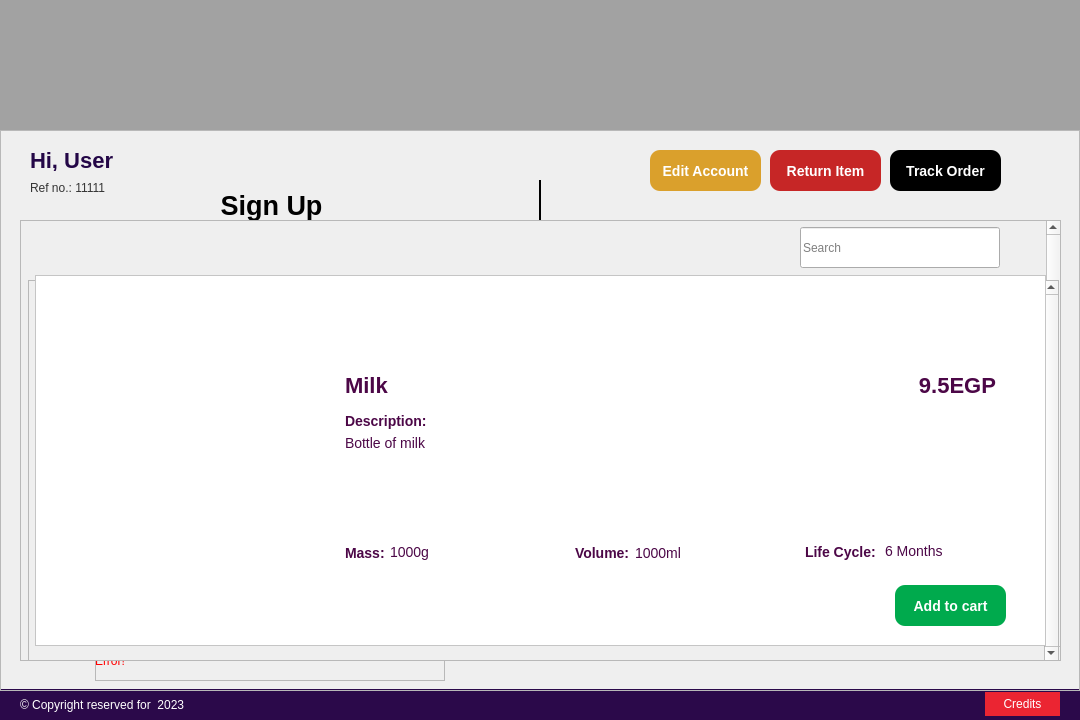
First picture: the form in Import and export company management system/Importandexportcompanymanagementsystem.ui, repository youssef-saaed/Import-and-export-company-management-system, before the edit.
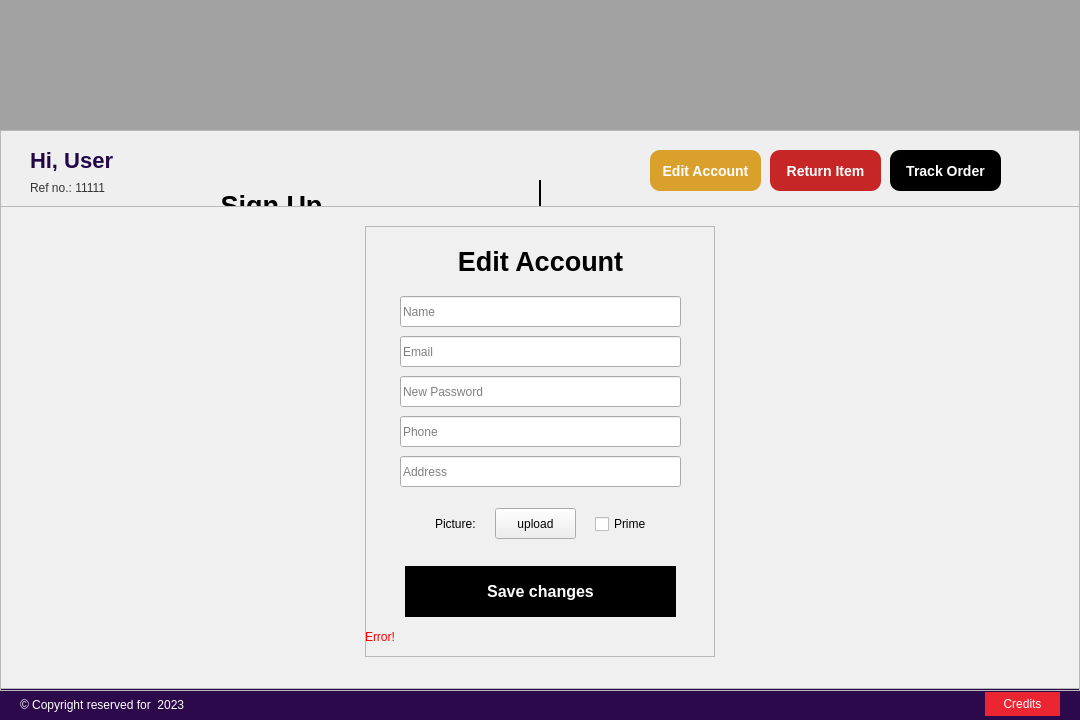
Second picture: the form after the edit. Icons and pictures are not drawn.

What changed in the file:
```diff
--- a/Import and export company management system/Importandexportcompanymanagementsystem.ui
+++ b/Import and export company management system/Importandexportcompanymanagementsystem.ui
@@ -1269,6 +1269,262 @@
       </widget>
      </widget>
     </widget>
+    <widget class="QFrame" name="editAccountView">
+     <property name="enabled">
+      <bool>true</bool>
+     </property>
+     <property name="geometry">
+      <rect>
+       <x>0</x>
+       <y>76</y>
+       <width>1080</width>
+       <height>483</height>
+      </rect>
+     </property>
+     <property name="styleSheet">
+      <string notr="true">#editAccountView{
+background-color:rgb(240, 240, 240);
+}</string>
+     </property>
+     <property name="frameShape">
+      <enum>QFrame::StyledPanel</enum>
+     </property>
+     <property name="frameShadow">
+      <enum>QFrame::Raised</enum>
+     </property>
+     <widget class="QFrame" name="editAccountForm">
+      <property name="geometry">
+       <rect>
+        <x>365</x>
+        <y>20</y>
+        <width>350</width>
+        <height>431</height>
+       </rect>
+      </property>
+      <property name="frameShape">
+       <enum>QFrame::StyledPanel</enum>
+      </property>
+      <property name="frameShadow">
+       <enum>QFrame::Raised</enum>
+      </property>
+      <widget class="QLineEdit" name="editName">
+       <property name="geometry">
+        <rect>
+         <x>35</x>
+         <y>70</y>
+         <width>281</width>
+         <height>31</height>
+        </rect>
+       </property>
+       <property name="text">
+        <string/>
+       </property>
+       <property name="placeholderText">
+        <string>Name</string>
+       </property>
+      </widget>
+      <widget class="QLineEdit" name="editEmail">
+       <property name="geometry">
+        <rect>
+         <x>35</x>
+         <y>110</y>
+         <width>281</width>
+         <height>31</height>
+        </rect>
+       </property>
+       <property name="text">
+        <string/>
+       </property>
+       <property name="placeholderText">
+        <string>Email</string>
+       </property>
+      </widget>
+      <widget class="QLineEdit" name="editPassword">
+       <property name="geometry">
+        <rect>
+         <x>35</x>
+         <y>150</y>
+         <width>281</width>
+         <height>31</height>
+        </rect>
+       </property>
+       <property name="text">
+        <string/>
+       </property>
+       <property name="echoMode">
+        <enum>QLineEdit::Normal</enum>
+       </property>
+       <property name="placeholderText">
+        <string>New Password</string>
+       </property>
+      </widget>
+      <widget class="QLineEdit" name="editPhonenum">
+       <property name="geometry">
+        <rect>
+         <x>35</x>
+         <y>190</y>
+         <width>281</width>
+         <height>31</height>
+        </rect>
+       </property>
+       <property name="text">
+        <string/>
+       </property>
+       <property name="placeholderText">
+        <string>Phone</string>
+       </property>
+      </widget>
+      <widget class="QLineEdit" name="editAddress">
+       <property name="geometry">
+        <rect>
+         <x>35</x>
+         <y>230</y>
+         <width>281</width>
+         <height>31</height>
+        </rect>
+       </property>
+       <property name="text">
+        <string/>
+       </property>
+       <property name="placeholderText">
+        <string>Address</string>
+       </property>
+      </widget>
+      <widget class="QLabel" name="picLabelEdit">
+       <property name="geometry">
+        <rect>
+         <x>70</x>
+         <y>290</y>
+         <width>61</width>
+         <height>16</height>
+        </rect>
+       </property>
+       <property name="text">
+        <string>Picture:</string>
+       </property>
+      </widget>
+      <widget class="QPushButton" name="uploadPicEdit">
+       <property name="geometry">
+        <rect>
+         <x>130</x>
+         <y>282</y>
+         <width>81</width>
+         <height>31</height>
+        </rect>
+       </property>
+       <property name="text">
+        <string>upload</string>
+       </property>
+       <property name="autoDefault">
+        <bool>false</bool>
+       </property>
+      </widget>
+      <widget class="QCheckBox" name="isPrimeEdit">
+       <property name="geometry">
+        <rect>
+         <x>230</x>
+         <y>288</y>
+         <width>61</width>
+         <height>20</height>
+        </rect>
+       </property>
+       <property name="text">
+        <string>Prime</string>
+       </property>
+      </widget>
+      <widget class="QLabel" name="editAccErrorBox">
+       <property name="geometry">
+        <rect>
+         <x>0</x>
+         <y>400</y>
+         <width>350</width>
+         <height>21</height>
+        </rect>
+       </property>
+       <property name="styleSheet">
+        <string notr="true">#editAccErrorBox{
+color: #ff0000;
+}</string>
+       </property>
+       <property name="text">
+        <string>Error!</string>
+       </property>
+      </widget>
+      <widget class="QLabel" name="editAccountL">
+       <property name="geometry">
+        <rect>
+         <x>80</x>
+         <y>10</y>
+         <width>191</width>
+         <height>51</height>
+        </rect>
+       </property>
+       <property name="text">
+        <string>&lt;html&gt;&lt;head/&gt;&lt;body&gt;&lt;p align=&quot;center&quot;&gt;&lt;span style=&quot; font-size:20pt; font-weight:700;&quot;&gt;Edit Account&lt;/span&gt;&lt;/p&gt;&lt;/body&gt;&lt;/html&gt;</string>
+       </property>
+      </widget>
+      <widget class="QPushButton" name="saveEditAccBtn">
+       <property name="geometry">
+        <rect>
+         <x>40</x>
+         <y>340</y>
+         <width>271</width>
+         <height>51</height>
+        </rect>
+       </property>
+       <property name="styleSheet">
+        <string notr="true">#saveEditAccBtn{
+background-color:#000000;
+color:#FFFFFF;
+border:none;
+font-size:16px;
+font-weight:700;
+transition: 1s;
+}
+#saveEditAccBtn:hover{
+background-color:#FFFFFF;
+color:#000000;
+border:1px solid #000000;
+}</string>
+       </property>
+       <property name="text">
+        <string>Save changes</string>
+       </property>
+      </widget>
+     </widget>
+     <widget class="QPushButton" name="editAccBackBtn">
+      <property name="geometry">
+       <rect>
+        <x>30</x>
+        <y>20</y>
+        <width>41</width>
+        <height>41</height>
+       </rect>
+      </property>
+      <property name="cursor">
+       <cursorShape>PointingHandCursor</cursorShape>
+      </property>
+      <property name="styleSheet">
+       <string notr="true">#editAccBackBtn{
+background:none;
+border:none;
+}</string>
+      </property>
+      <property name="text">
+       <string/>
+      </property>
+      <property name="icon">
+       <iconset>
+        <normaloff>media/back arrow.png</normaloff>media/back arrow.png</iconset>
+      </property>
+      <property name="iconSize">
+       <size>
+        <width>24</width>
+        <height>24</height>
+       </size>
+      </property>
+     </widget>
+    </widget>
    </widget>
   </widget>
  </widget>
```
